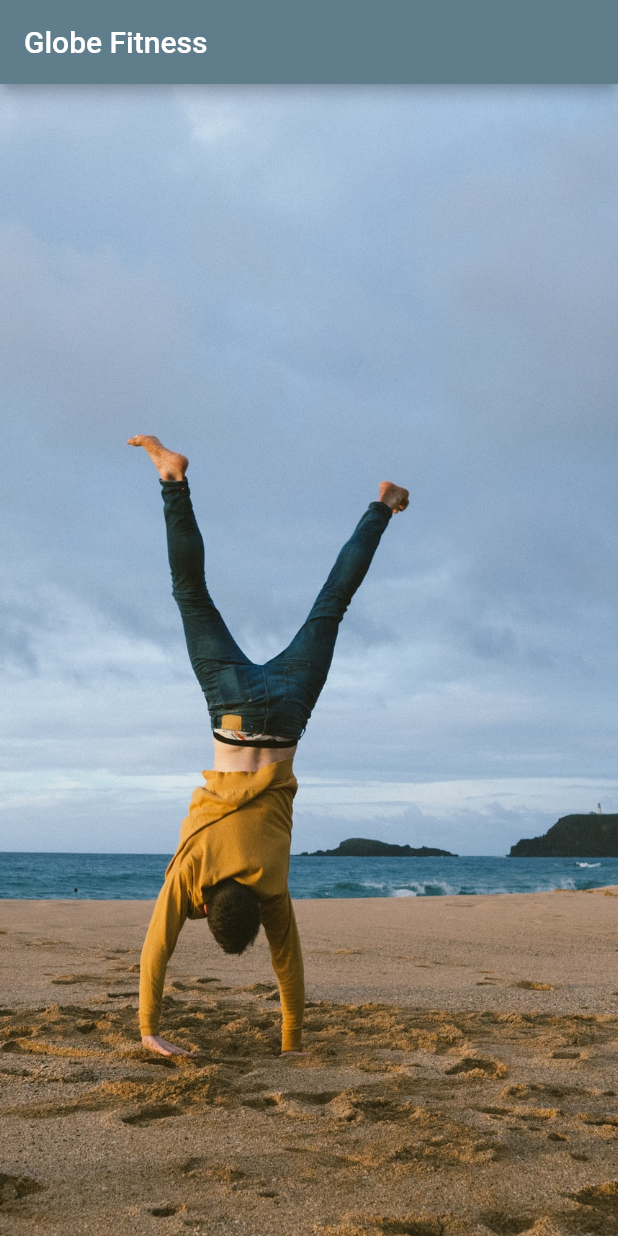
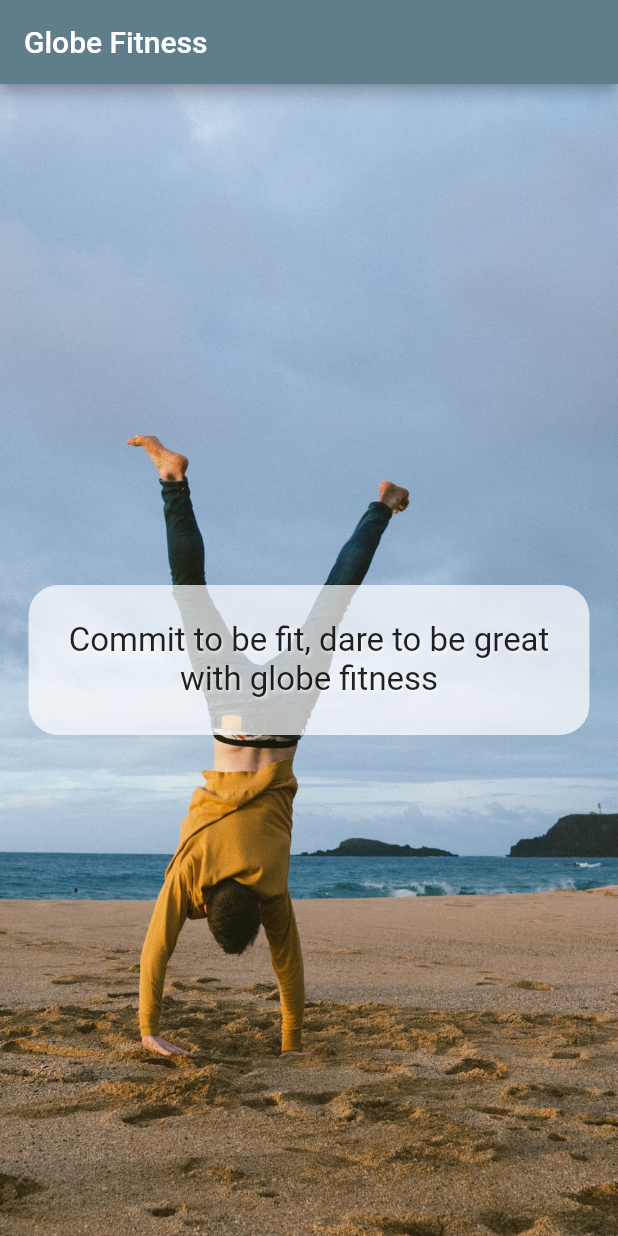
Before and after one commit to Mubeyd/flutter_getting_started, a Flutter app: the screen it shows after launch, on a phone screen of 412 x 824 dp. Run offline on Flutter 3.47's test engine with Material 2 defaults, Android fonts, the phone set to English and light mode, and no system bars.

Commit message:
add center text in the intor screen

```diff
--- a/lib/screens/intro_screen.dart
+++ b/lib/screens/intro_screen.dart
@@ -13,6 +13,25 @@ class IntroScreen extends StatelessWidget {
         decoration: const BoxDecoration(
             image: DecorationImage(
                 image: AssetImage('assets/beach.jpg'), fit: BoxFit.cover)),
+        child: Center(
+          child: Container(
+            padding: const EdgeInsets.all(24),
+            decoration: const BoxDecoration(
+              borderRadius: BorderRadius.all(Radius.circular(20)),
+              color: Colors.white70,
+            ),
+            child: const Text(
+              'Commit to be fit, dare to be great \nwith globe fitness',
+              textAlign: TextAlign.center,
+              style: TextStyle(fontSize: 22, shadows: [
+                Shadow(
+                    offset: Offset(1.0, 1.0),
+                    blurRadius: 2,
+                    color: Colors.white70)
+              ]),
+            ),
+          ),
+        ),
       ),
     );
   }
```
